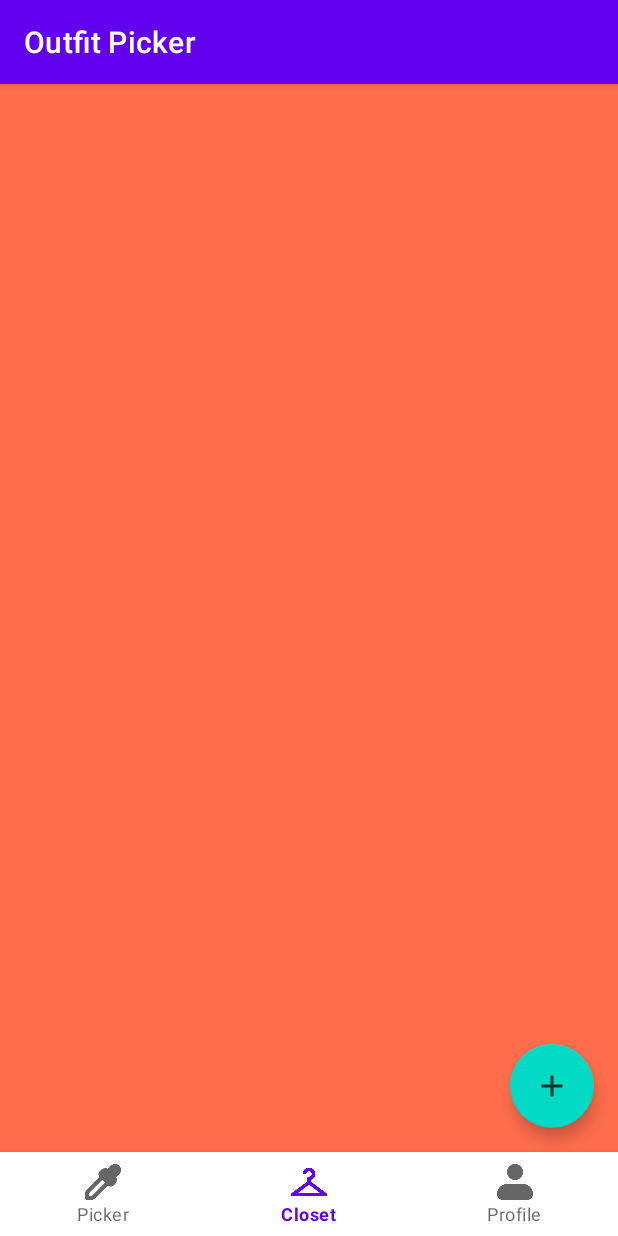
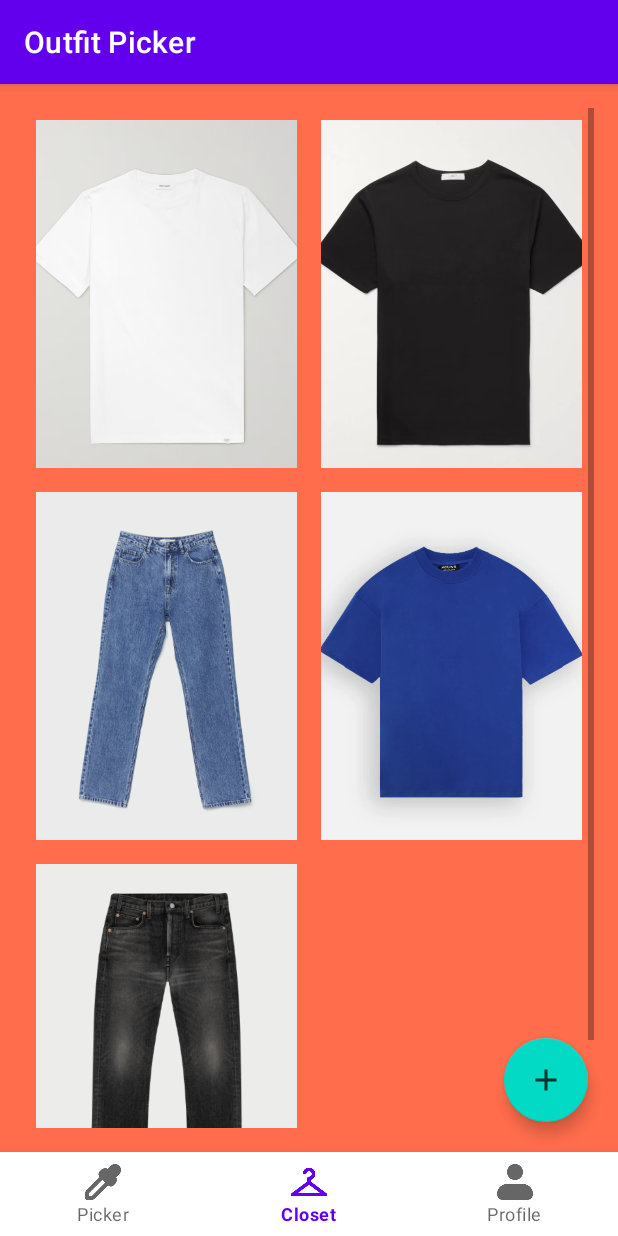
Before and after one commit to bropeter8/OutfitPicker, an Android app: the screen it shows after launch (MainActivity), item 2 of the bottom bar chosen, on a phone screen of 412 x 824 dp. Run offline under Robolectric (Android 15) with nearby library versions, the light colour scheme and no system bars.

Commit message:
obleke dodane v closet

```diff
--- a/app/src/main/java/si/uni_lj/fe/tnuv/outfitpicker2/ClosetFragment.java
+++ b/app/src/main/java/si/uni_lj/fe/tnuv/outfitpicker2/ClosetFragment.java
@@ -11,30 +11,56 @@ import androidx.annotation.Nullable;
 import androidx.fragment.app.Fragment;
 import androidx.fragment.app.FragmentManager;
 import androidx.fragment.app.FragmentTransaction;
+import androidx.recyclerview.widget.GridLayoutManager;
+import androidx.recyclerview.widget.RecyclerView;
 
 import com.google.android.material.floatingactionbutton.FloatingActionButton;
 
+import java.util.ArrayList;
+import java.util.List;
+
 public class ClosetFragment extends Fragment {
+
+    private FloatingActionButton fabAddClothes;
+    private RecyclerView recyclerView;
+    private ClothesAdapter clothesAdapter;
+    private List<ClothingItem> clothingItems;
 
     @Nullable
     @Override
     public View onCreateView(@NonNull LayoutInflater inflater, @Nullable ViewGroup container, @Nullable Bundle savedInstanceState) {
         View view = inflater.inflate(R.layout.fragment_closet, container, false);
-        FloatingActionButton fabAddClothes = view.findViewById(R.id.fab_add_clothes);
+        fabAddClothes = view.findViewById(R.id.fab_add_clothes);
+        recyclerView = view.findViewById(R.id.recycler_view);
 
         fabAddClothes.setOnClickListener(v -> showAddClothesFragment());
 
-        // TODO: Initialize and set up the RecyclerView with existing clothes
+        // Initialize clothing items
+        initializeClothingItems();
+
+        // Set up RecyclerView
+        clothesAdapter = new ClothesAdapter(clothingItems);
+        recyclerView.setLayoutManager(new GridLayoutManager(getContext(), 2)); // 2 columns in the grid
+        recyclerView.setAdapter(clothesAdapter);
 
         return view;
     }
 
+    private void initializeClothingItems() {
+        clothingItems = new ArrayList<>();
+        clothingItems.add(new ClothingItem(R.drawable.white_tshirt));
+        clothingItems.add(new ClothingItem(R.drawable.black_tshirt));
+        clothingItems.add(new ClothingItem(R.drawable.blue_jeans));
+        clothingItems.add(new ClothingItem(R.drawable.blue_tshirt));
+        clothingItems.add(new ClothingItem(R.drawable.black_jeans));
+    }
+
     private void showAddClothesFragment() {
-        FragmentManager fragmentManager = getParentFragmentManager();
+        FragmentManager fragmentManager = requireActivity().getSupportFragmentManager();
         AddClothesFragment addClothesFragment = new AddClothesFragment();
         FragmentTransaction transaction = fragmentManager.beginTransaction();
-        transaction.setCustomAnimations(android.R.anim.fade_in, android.R.anim.fade_out);
-        transaction.replace(R.id.frame_layout, addClothesFragment);
+        transaction.setCustomAnimations(android.R.anim.fade_in, android.R.anim.fade_out, android.R.anim.fade_in, android.R.anim.fade_out);
+        transaction.add(android.R.id.content, addClothesFragment, "AddClothesFragment");
         transaction.addToBackStack(null);
         transaction.commit();
     }
--- /dev/null
+++ b/app/src/main/java/si/uni_lj/fe/tnuv/outfitpicker2/ClothesAdapter.java
@@ -0,0 +1,45 @@
+package si.uni_lj.fe.tnuv.outfitpicker2;
+
+import android.view.LayoutInflater;
+import android.view.View;
+import android.view.ViewGroup;
+import android.widget.ImageView;
+import androidx.annotation.NonNull;
+import androidx.recyclerview.widget.RecyclerView;
+import java.util.List;
+
+public class ClothesAdapter extends RecyclerView.Adapter<ClothesAdapter.ClothesViewHolder> {
+
+    private List<ClothingItem> clothingItems;
+
+    public ClothesAdapter(List<ClothingItem> clothingItems) {
+        this.clothingItems = clothingItems;
+    }
+
+    @NonNull
+    @Override
+    public ClothesViewHolder onCreateViewHolder(@NonNull ViewGroup parent, int viewType) {
+        View view = LayoutInflater.from(parent.getContext()).inflate(R.layout.item_clothing, parent, false);
+        return new ClothesViewHolder(view);
+    }
+
+    @Override
+    public void onBindViewHolder(@NonNull ClothesViewHolder holder, int position) {
+        ClothingItem clothingItem = clothingItems.get(position);
+        holder.imageView.setImageResource(clothingItem.getImageResourceId());
+    }
+
+    @Override
+    public int getItemCount() {
+        return clothingItems.size();
+    }
+
+    public static class ClothesViewHolder extends RecyclerView.ViewHolder {
+        ImageView imageView;
+
+        public ClothesViewHolder(@NonNull View itemView) {
+            super(itemView);
+            imageView = itemView.findViewById(R.id.image_view);
+        }
+    }
+}
--- /dev/null
+++ b/app/src/main/java/si/uni_lj/fe/tnuv/outfitpicker2/ClothingItem.java
@@ -0,0 +1,17 @@
+package si.uni_lj.fe.tnuv.outfitpicker2;
+
+public class ClothingItem {
+    private int imageResourceId;
+
+    public ClothingItem(int imageResourceId) {
+        this.imageResourceId = imageResourceId;
+    }
+
+    public int getImageResourceId() {
+        return imageResourceId;
+    }
+
+    public void setImageResourceId(int imageResourceId) {
+        this.imageResourceId = imageResourceId;
+    }
+}
--- /dev/null
+++ b/app/src/main/res/drawable/ic_arrow_back.xml
@@ -0,0 +1,6 @@
+<vector android:alpha="0.77" android:autoMirrored="true"
+    android:height="24dp" android:tint="#000000"
+    android:viewportHeight="24" android:viewportWidth="24"
+    android:width="24dp" xmlns:android="http://schemas.android.com/apk/res/android">
+    <path android:fillColor="@android:color/white" android:pathData="M20,11H7.83l5.59,-5.59L12,4l-8,8 8,8 1.41,-1.41L7.83,13H20v-2z"/>
+</vector>
--- /dev/null
+++ b/app/src/main/res/drawable/image_background.xml
@@ -0,0 +1,5 @@
+<shape xmlns:android="http://schemas.android.com/apk/res/android">
+    <solid android:color="@android:color/white"/>
+    <stroke android:width="2dp" android:color="@android:color/black"/>
+    <corners android:radius="8dp"/>
+</shape>
--- a/app/src/main/res/layout/fragment_closet.xml
+++ b/app/src/main/res/layout/fragment_closet.xml
@@ -11,10 +11,8 @@
         android:id="@+id/recycler_view"
         android:layout_width="match_parent"
         android:layout_height="match_parent"
-        android:layout_above="@id/fab_add_clothes"
         android:padding="16dp"
         android:scrollbars="vertical" />
-
 
     <com.google.android.material.floatingactionbutton.FloatingActionButton
         android:id="@+id/fab_add_clothes"
@@ -23,8 +21,11 @@
         android:layout_alignParentEnd="true"
         android:layout_alignParentBottom="true"
         android:layout_gravity="bottom|end"
-        android:layout_margin="16dp"
-        android:contentDescription="Add Clothes"
+        android:layout_marginStart="20dp"
+        android:layout_marginTop="20dp"
+        android:layout_marginEnd="20dp"
+        android:layout_marginBottom="20dp"
+        android:contentDescription="@string/add_clothes"
         app:srcCompat="@drawable/ic_plus" /> <!-- Replace this with your icon resource -->
 
 </RelativeLayout>
--- /dev/null
+++ b/app/src/main/res/layout/item_clothing.xml
@@ -0,0 +1,20 @@
+<?xml version="1.0" encoding="utf-8"?>
+<androidx.constraintlayout.widget.ConstraintLayout xmlns:android="http://schemas.android.com/apk/res/android"
+    xmlns:app="http://schemas.android.com/apk/res-auto"
+    android:layout_width="match_parent"
+    android:layout_height="wrap_content"
+    android:layout_margin="8dp">
+
+    <ImageView
+        android:id="@+id/image_view"
+        android:layout_width="0dp"
+        android:layout_height="0dp"
+        android:scaleType="centerCrop"
+        app:layout_constraintDimensionRatio="3:4"
+        app:layout_constraintStart_toStartOf="parent"
+        app:layout_constraintEnd_toEndOf="parent"
+        app:layout_constraintTop_toTopOf="parent"
+        app:layout_constraintBottom_toBottomOf="parent"
+        android:contentDescription="@string/clothing_image" />
+
+</androidx.constraintlayout.widget.ConstraintLayout>
--- a/app/src/main/res/values/strings.xml
+++ b/app/src/main/res/values/strings.xml
@@ -6,4 +6,6 @@
 
     <!-- TODO: Remove or change this placeholder text -->
     <string name="hello_blank_fragment">Hello blank fragment</string>
+    <string name="add_clothes">Add Clothes</string>
+    <string name="clothing_image">Clothing Image</string>
 </resources>
```
Also changed, not shown: app/src/main/java/si/uni_lj/fe/tnuv/outfitpicker2/AddClothesFragment.java (+7 -0 lines), app/src/main/res/layout/fragment_add_clothes.xml (+20 -3 lines), app/src/main/res/drawable/black_jeans.png (added), app/src/main/res/drawable/black_tshirt.png (added), app/src/main/res/drawable/blue_jeans.png (added), app/src/main/res/drawable/blue_tshirt.png (added), app/src/main/res/drawable/white_tshirt.png (added).
